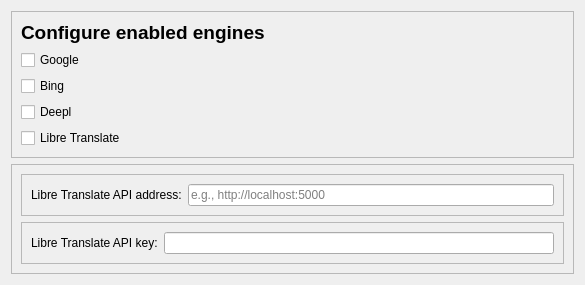
Old version of the form src/config/translatorconfig.ui in the repository rizutazu/krunner-translator.
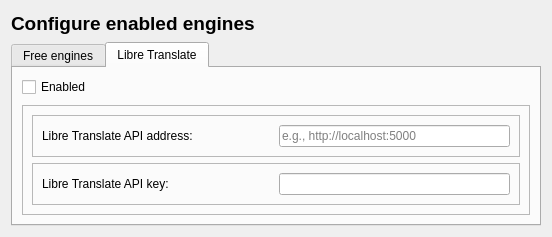
New version of the form.

Commit message: re-design configure menu && update readme.md

Diff of the .ui file:
```diff
--- a/src/config/translatorconfig.ui
+++ b/src/config/translatorconfig.ui
@@ -6,8 +6,8 @@
    <rect>
     <x>0</x>
     <y>0</y>
-    <width>585</width>
-    <height>248</height>
+    <width>552</width>
+    <height>219</height>
    </rect>
   </property>
   <property name="minimumSize">
@@ -19,30 +19,21 @@
   <property name="windowTitle">
    <string>Configuration</string>
   </property>
-  <layout class="QVBoxLayout" name="verticalLayout">
-   <item>
-    <widget class="QFrame" name="enginesFrame">
-     <property name="sizePolicy">
-      <sizepolicy hsizetype="Preferred" vsizetype="Fixed">
-       <horstretch>0</horstretch>
-       <verstretch>0</verstretch>
-      </sizepolicy>
-     </property>
-     <property name="frameShape">
-      <enum>QFrame::Shape::StyledPanel</enum>
-     </property>
-     <property name="frameShadow">
-      <enum>QFrame::Shadow::Raised</enum>
-     </property>
-     <layout class="QVBoxLayout" name="verticalLayout_3">
+  <layout class="QVBoxLayout" name="verticalLayout_5">
       <item>
        <widget class="QLabel" name="title">
         <property name="sizePolicy">
-         <sizepolicy hsizetype="Minimum" vsizetype="Fixed">
+      <sizepolicy hsizetype="Preferred" vsizetype="Minimum">
           <horstretch>0</horstretch>
           <verstretch>0</verstretch>
          </sizepolicy>
         </property>
+     <property name="minimumSize">
+      <size>
+       <width>0</width>
+       <height>25</height>
+      </size>
+     </property>
         <property name="font">
          <font>
           <pointsize>14</pointsize>
@@ -58,6 +49,22 @@
        </widget>
       </item>
       <item>
+    <widget class="QTabWidget" name="tabWidget">
+     <property name="sizePolicy">
+      <sizepolicy hsizetype="Expanding" vsizetype="Expanding">
+       <horstretch>0</horstretch>
+       <verstretch>0</verstretch>
+      </sizepolicy>
+     </property>
+     <property name="currentIndex">
+      <number>1</number>
+     </property>
+     <widget class="QWidget" name="tab">
+      <attribute name="title">
+       <string>Free engines</string>
+      </attribute>
+      <layout class="QVBoxLayout" name="verticalLayout">
+       <item>
        <widget class="QCheckBox" name="googleCheckBox">
         <property name="text">
          <string>Google</string>
@@ -78,14 +85,24 @@
         </property>
        </widget>
       </item>
-      <item>
-       <widget class="QCheckBox" name="libreCheckBox">
-        <property name="text">
+      </layout>
+     </widget>
+     <widget class="QWidget" name="tab_2">
+      <attribute name="title">
          <string>Libre Translate</string>
-        </property>
-       </widget>
-      </item>
-     </layout>
+      </attribute>
+      <layout class="QVBoxLayout" name="verticalLayout_3">
+       <item alignment="Qt::AlignmentFlag::AlignTop">
+        <widget class="QCheckBox" name="libreCheckBox">
+         <property name="sizePolicy">
+          <sizepolicy hsizetype="Minimum" vsizetype="Minimum">
+           <horstretch>0</horstretch>
+           <verstretch>0</verstretch>
+          </sizepolicy>
+         </property>
+         <property name="text">
+          <string>Enabled</string>
+         </property>
     </widget>
    </item>
    <item>
@@ -121,6 +138,12 @@
          </item>
          <item>
           <widget class="QLineEdit" name="libreAddr">
+               <property name="sizePolicy">
+                <sizepolicy hsizetype="Preferred" vsizetype="Preferred">
+                 <horstretch>0</horstretch>
+                 <verstretch>0</verstretch>
+                </sizepolicy>
+               </property>
            <property name="placeholderText">
             <string>e.g., http://localhost:5000</string>
            </property>
@@ -147,6 +170,12 @@
          </item>
          <item>
           <widget class="QLineEdit" name="libreKey">
+               <property name="sizePolicy">
+                <sizepolicy hsizetype="Preferred" vsizetype="Preferred">
+                 <horstretch>0</horstretch>
+                 <verstretch>0</verstretch>
+                </sizepolicy>
+               </property>
            <property name="placeholderText">
             <string/>
            </property>
@@ -156,6 +185,10 @@
        </widget>
       </item>
      </layout>
+        </widget>
+       </item>
+      </layout>
+     </widget>
     </widget>
    </item>
   </layout>
```
Lines whose indentation alone changed are shown as unchanged. The commit also changes 3 other files.
